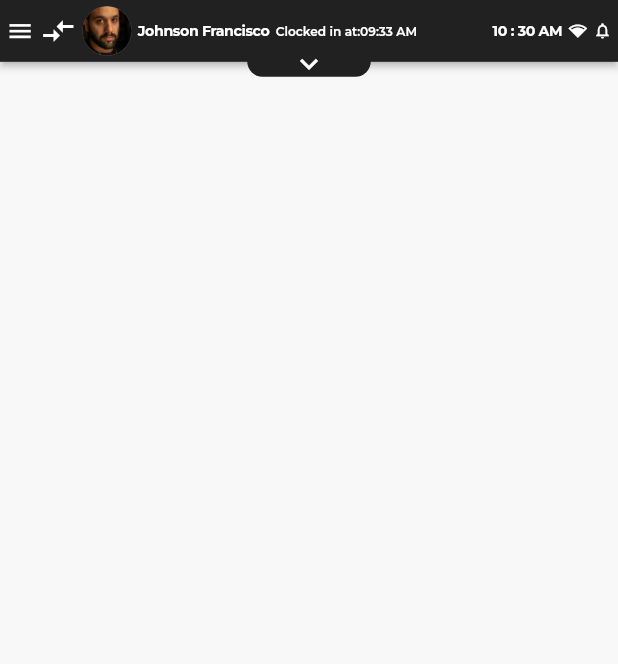
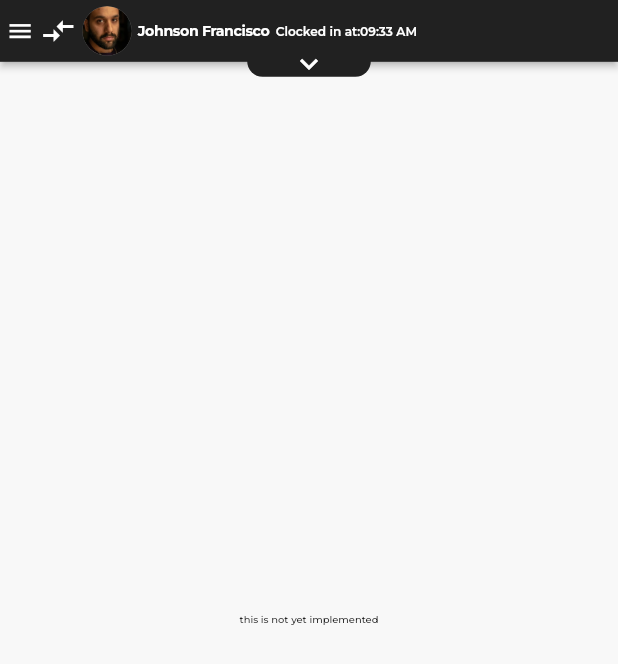
Before and after one commit to koussay97/eigital_assesment, a Flutter app: the screen it shows after launch, on a phone screen of 412 x 824 dp. Shown: the top 664 px of the screen. Run offline on Flutter 3.47's test engine with Material 3 defaults, Android fonts, the phone set to English and light mode, and no system bars; our stand-ins replace bloc, equatable, flutter_bloc, flutter_svg, google_fonts, shimmer.

Commit message:
fixed  minor sizes

```diff
--- a/lib/app_bloc/app_bloc.dart
+++ b/lib/app_bloc/app_bloc.dart
@@ -54,6 +54,8 @@ class AppBloc extends Bloc<AppEvent, AppState> {
           lastSortType= SortType.desc;
         }
         emit(SortUsersResultState(sortedUsers: currentlyLoadedUsers));
+      }else if (event is CloseGuestBook){
+        emit(CloseGuestBookState(users: currentlyLoadedUsers));
       }
     });
   }
--- a/lib/app_bloc/app_event.dart
+++ b/lib/app_bloc/app_event.dart
@@ -25,6 +25,13 @@ class OpenGuestBook extends AppEvent {
   List<Object?> get props => [];
 }
 
+class CloseGuestBook extends AppEvent {
+  const CloseGuestBook();
+
+  @override
+  List<Object?> get props => [];
+}
+
 class FilterUsers extends AppEvent {
   final String? filterString;
 
--- a/lib/app_bloc/app_state.dart
+++ b/lib/app_bloc/app_state.dart
@@ -55,3 +55,9 @@ final class SortUsersResultState extends AppState{
   @override
   List<Object?> get props => [sortedUsers];
 }
+final class CloseGuestBookState extends AppState{
+  const CloseGuestBookState({required super.users});
+
+  @override
+  List<Object?> get props => [super.users];
+}
--- a/lib/core/responsive_layout/responsive_builder.dart
+++ b/lib/core/responsive_layout/responsive_builder.dart
@@ -27,7 +27,7 @@ class ResponsiveBuilder extends StatelessWidget {
     required this.windowsDesktop,
     required this.androidTablet,
     this.extraLarge,
-    this.watch,
+    this.watch,////
     this.fuchsiaDesktop,
     this.iosMobile,
     this.iosTablet,
--- a/lib/core/responsive_layout/size_config.dart
+++ b/lib/core/responsive_layout/size_config.dart
@@ -22,7 +22,9 @@ abstract class SizeConfig {
     if(viewportWidth<viewportHeight){
       return viewportWidth/100;
     }
-    return viewportHeight/100;
+    return viewportWidth/100;
+
+    // return ((viewportHeight+viewportWidth)/2)/100;
   }
 
   /// use this whenever you do have screen resizing therefore you need to rebuild the ui constraints
--- a/lib/responsive_pan.dart
+++ b/lib/responsive_pan.dart
@@ -18,17 +18,20 @@ static  GlobalKey<ScaffoldState> scaffoldKey =GlobalKey<ScaffoldState>();
       androidMobile: AdaptivePanelWidget(
         scaffoldKey: scaffoldKey,
         topMenu: ApplicationBar(
+          forceHide: true,
           onTapMenuBtn: (){
             scaffoldKey.currentState?.openDrawer();
           },
           height:SizeConfig.getDynamicBlocSize(context: context)*10,textScaler: 1.5,),
         numberOfColumns: 1,
-        centerPanelWidgetContent: Center(),
+        centerPanelWidgetContent:  Center(child: Text('this is not yet implemented', style: Theme.of(context).textTheme.headlineLarge,),),
         leftPanExpanded: true,
       ),
 
       androidTablet: AdaptivePanelWidget(
-        topMenu: ApplicationBar(height:SizeConfig.getDynamicBlocSize(context: context)*7,textScaler: 1.2,),
+        topMenu: ApplicationBar(
+          forceHide: false,
+          height:SizeConfig.getDynamicBlocSize(context: context)*7,textScaler: 1.2,),
         menuWidget: SideBarMenu(
           width: SizeConfig.getDynamicBlocSize(context: context)*7,
         background: AppColors.mainPrimaryBlack,
@@ -39,7 +42,9 @@ static  GlobalKey<ScaffoldState> scaffoldKey =GlobalKey<ScaffoldState>();
         leftPanExpanded: true,),
 
       windowsDesktop: AdaptivePanelWidget(
-        topMenu: ApplicationBar(height:SizeConfig.getDynamicBlocSize(context: context)*6,),
+        topMenu: ApplicationBar(
+          forceHide: false,
+          height:SizeConfig.getDynamicBlocSize(context: context)*6,),
           menuWidget: SideBarMenu(
             width: SizeConfig.getDynamicBlocSize(context: context)*6,
             background: AppColors.mainPrimaryBlack,
--- a/lib/widgets/adaptive_pan.dart
+++ b/lib/widgets/adaptive_pan.dart
@@ -45,7 +45,7 @@ class _AdaptivePanelWidgetState extends State<AdaptivePanelWidget> with SingleTi
   Widget build(BuildContext context) {
     return BlocListener<AppBloc,AppState>(
       listener: (context,state)async {
-        if(state is PickUserState){
+        if(state is PickUserState || state is CloseGuestBookState){
           await animationController.reverse();
         }else if (state is OpenedGuestBookState || state is LoadUsersDataSuccessState || state is LoadUsersDataLoadingState){
           await animationController.forward();
--- a/lib/widgets/center_panel_widgets/guest_book_card.dart
+++ b/lib/widgets/center_panel_widgets/guest_book_card.dart
@@ -16,7 +16,7 @@ class GuestBookCard extends StatelessWidget {
       children: [
         BlocBuilder<AppBloc,AppState>(
             builder: (context,state) {
-              if(state is PickUserState){
+              if(state is PickUserState || state is CloseGuestBookState){
                 return InkWell(
                   onTap: (){
                     BlocProvider.of<AppBloc>(context).add(const OpenGuestBook());
--- a/lib/widgets/top_app_bar.dart
+++ b/lib/widgets/top_app_bar.dart
@@ -3,9 +3,10 @@ import 'package:eigital_assessment/core/responsive_layout/responsive_componenet.
 import 'package:flutter/material.dart';
 class ApplicationBar extends StatelessWidget {
   final VoidCallback? onTapMenuBtn;
+  final bool forceHide;
   final double? textScaler;
   final double height;
-  const ApplicationBar({super.key, required this.height,this.textScaler, this.onTapMenuBtn});
+  const ApplicationBar({super.key,required this.forceHide, required this.height,this.textScaler, this.onTapMenuBtn});
 
   @override
   Widget build(BuildContext context) {
@@ -61,7 +62,9 @@ class ApplicationBar extends StatelessWidget {
                          ],
                        ),
 
-                      Align(
+                      Visibility(
+                        visible: !forceHide,
+                        child: Align(
                           alignment: Alignment.centerRight,
                           child: Row(
                             mainAxisSize: MainAxisSize.min,
@@ -73,6 +76,7 @@ class ApplicationBar extends StatelessWidget {
                               SizedBox(width: SizeConfig.getDynamicBlocSize(context: context),),
                               Icon(Icons.notifications_none, color: AppColors.cardsHighlightColor,size: SizeConfig.getDynamicBlocSize(context: context)*3,),
                             ],
+                          ),
                         ),
                       )
                      ],
```
Also changed, not shown: lib/widgets/center_pan.dart (+122 -65 lines), pubspec.lock. Lines whose indentation alone changed are shown as unchanged.
